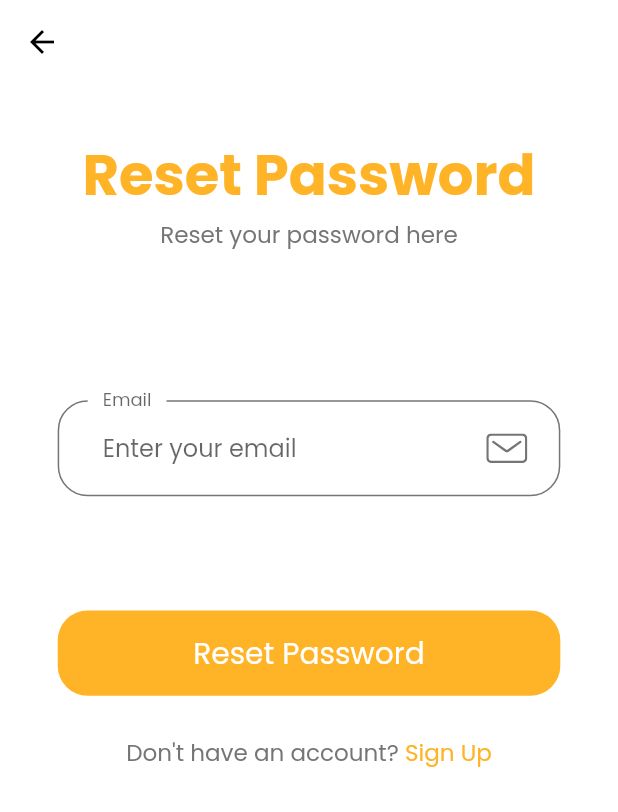
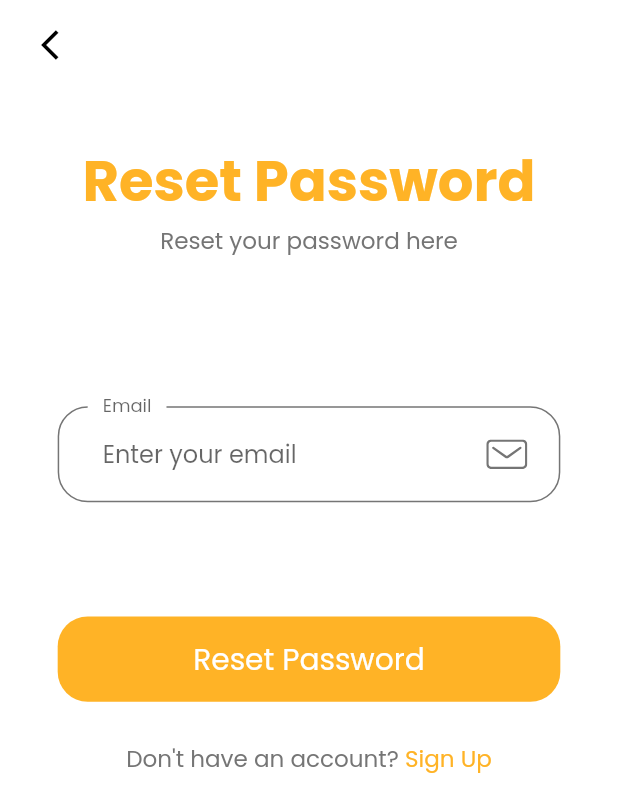
Before and after one commit to cheakimsemao/flutter-the-mart, a Flutter app: the ForgotPasswordScreen screen opened by its route, on a phone screen of 412 x 824 dp. Shown: the top 812 px of the screen. Run offline on Flutter 3.47's test engine with Material 2 defaults, Android fonts, the light colour scheme and no system bars; our stand-ins replace flutter_svg.

Commit message:
fixed appbar

```diff
--- /dev/null
+++ b/lib/components/back_appbar.dart
@@ -0,0 +1,23 @@
+import 'package:flutter/material.dart';
+import 'package:the_mart/size_config.dart';
+
+AppBar backAppBar() {
+  return AppBar(
+    leading: Padding(
+      padding: EdgeInsets.only(
+        left: getProportionateScreenWidth(10)
+      ),
+      child: Builder(
+        builder: (BuildContext context) {
+          return IconButton(
+            icon: const Icon(Icons.arrow_back_ios_outlined),
+            onPressed: () {
+              Navigator.pop(context);
+            },
+          );
+        },
+      ),
+    ),
+    toolbarHeight: 60,
+  );
+}
--- a/lib/screens/forgot_password/forgot_password_screen.dart
+++ b/lib/screens/forgot_password/forgot_password_screen.dart
@@ -1,4 +1,5 @@
 import 'package:flutter/material.dart';
+import 'package:the_mart/components/back_appbar.dart';
 import 'package:the_mart/screens/forgot_password/components/forgot_password_body.dart';
 
 class ForgotPasswordScreen extends StatelessWidget {
@@ -7,7 +8,7 @@ class ForgotPasswordScreen extends StatelessWidget {
   @override
   Widget build(BuildContext context) {
     return Scaffold(
-      appBar: AppBar(),
+      appBar: backAppBar(),
       body: ForgotPasswordBody(),
     );
   }
--- a/lib/screens/sign_in/sign_in_screen.dart
+++ b/lib/screens/sign_in/sign_in_screen.dart
@@ -1,13 +1,13 @@
 import 'package:flutter/material.dart';
+import 'package:the_mart/components/back_appbar.dart';
 import 'package:the_mart/screens/sign_in/components/sign_in_body.dart';
-
 class SignInScreen extends StatelessWidget {
   static String routeName = '/sign_in';
 
   @override
   Widget build(BuildContext context) {
     return Scaffold(
-      appBar: AppBar(),
+      appBar: backAppBar(),
       body: SignInBody(),
     );
   }
```
